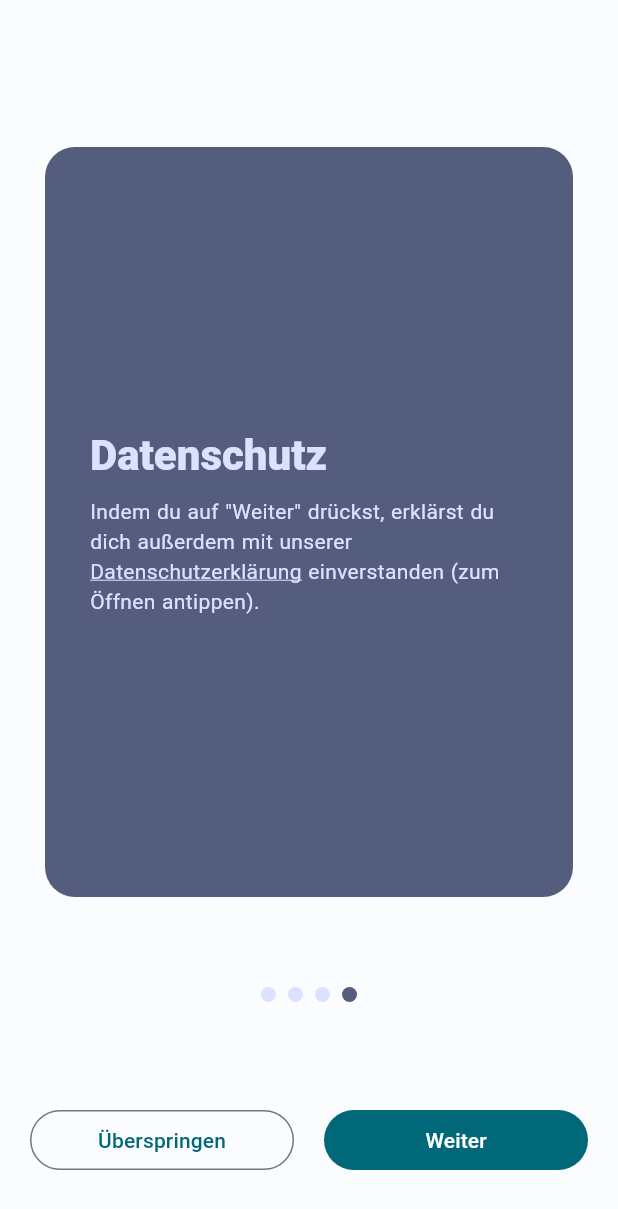
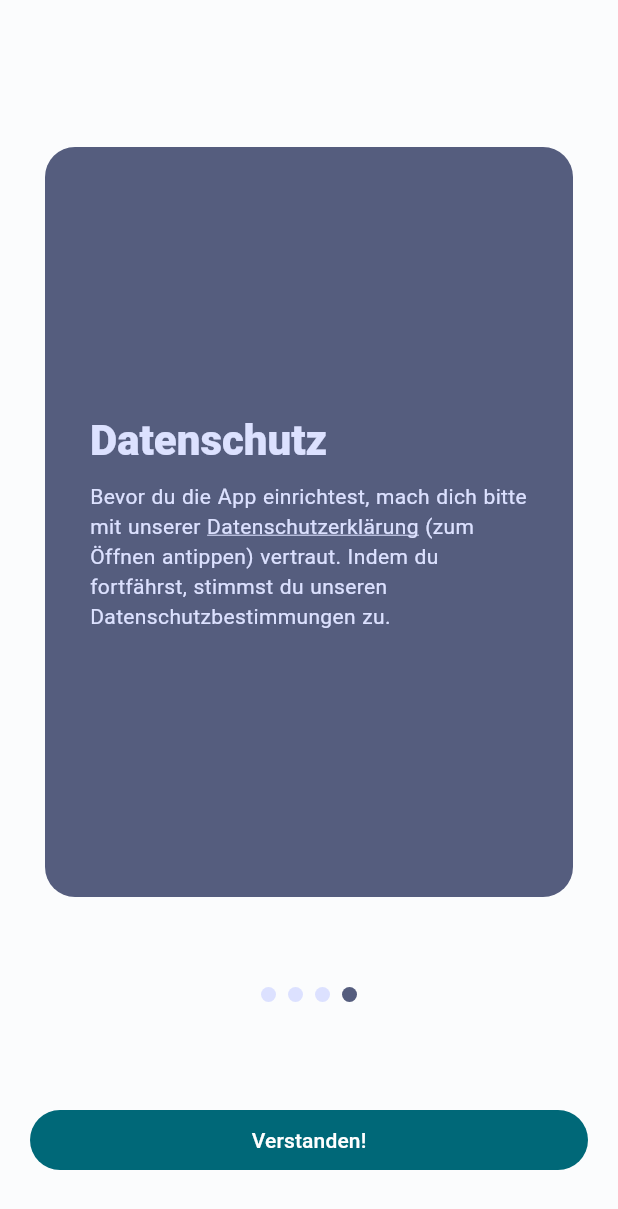
Before and after one commit to 123654-dev/annette_app_x, a Flutter app: the screen it shows after launch, swiped to page 4, on a phone screen of 412 x 824 dp. Shown: the top 1209 px of the screen. Run offline on Flutter 3.47's test engine with Material 3 defaults, Android fonts, the phone set to English and light mode, and no system bars; drawn by our look-alikes of smooth_page_indicator; our stand-ins replace animated_list_plus, connectivity_plus, dynamic_color, flutter_dotenv, flutter_local_notifications, flutter_markdown and 9 more; missing offline and left inert: flutter_pdfview, pdfx; accounts and stored records are empty.

Commit message:
Datenschutz kann nicht mehr umgangen werden, leichte UI-Changes Einführung

```diff
--- a/lib/screens/onboarding/onboarding_screen.dart
+++ b/lib/screens/onboarding/onboarding_screen.dart
@@ -57,7 +57,7 @@ class _OnboardingState extends State<Onboarding> {
       OnboardingSegment(
         title: "Berechtigungen",
         description: Text(
-            "Bitte erlaub uns, dir Benachrichtigungen für Hausaufgaben und Vertretungen zu schicken. Du kannst diese Einstellung später in den Appeinstellungen ändern.",
+            "Bitte erlaub uns gleich, dir Benachrichtigungen für Hausaufgaben und Vertretungen zu schicken. Du kannst diese Einstellung später in den Appeinstellungen ändern.",
             style: textStyle),
       ),
       OnboardingSegment(
@@ -65,7 +65,7 @@ class _OnboardingState extends State<Onboarding> {
           description: Text.rich(
             TextSpan(
               text:
-                  "Indem du auf \"Weiter\" drückst, erklärst du dich außerdem mit unserer ",
+                  "Bevor du die App einrichtest, mach dich bitte mit unserer ",
               style: textStyle,
               children: <InlineSpan>[
                 TextSpan(
@@ -79,7 +79,8 @@ class _OnboardingState extends State<Onboarding> {
                     },
                 ),
                 TextSpan(
-                    text: " einverstanden (zum Öffnen antippen).",
+                    text:
+                        " (zum Öffnen antippen) vertraut. Indem du fortfährst, stimmst du unseren Datenschutzbestimmungen zu.",
                     style: textStyle)
               ],
             ),
@@ -91,6 +92,9 @@ class _OnboardingState extends State<Onboarding> {
         _currentPage = _pageController.page!.round();
       });
     });
+
+    var isOnLastPage = _currentPage == segments.length - 1;
+
     return Scaffold(
       body: Center(
         child: SizedBox(
@@ -165,21 +169,23 @@ class _OnboardingState extends State<Onboarding> {
         child: Row(
           mainAxisAlignment: MainAxisAlignment.spaceEvenly,
           children: [
-            const SizedBox(width: 20),
+            if (!isOnLastPage) const SizedBox(width: 20),
+            if (!isOnLastPage)
               Expanded(
                 child: OutlinedButton(
                     child: const Text("Überspringen"),
                     onPressed: () {
-                    requestPermissions()
-                        .then((value) => {showConfigurationScreen(context)});
+                      setState(() {
+                        _pageController.animateToPage(segments.length - 1, duration: const Duration(milliseconds: 500), curve: Curves.easeOut);
+                      });
                     }),
               ),
             const SizedBox(width: 20),
             Expanded(
               child: FilledButton(
-                  child: const Text("Weiter"),
+                  child: Text((isOnLastPage) ? "Verstanden!" : "Weiter"),
                   onPressed: () {
-                    if (_currentPage < segments.length - 1) {
+                    if (!isOnLastPage) {
                       _pageController.animateToPage(_currentPage + 1,
                           duration: const Duration(milliseconds: 500),
                           curve: Curves.easeOut);
@@ -207,13 +213,23 @@ Future<void> showPrivacyPolicy(BuildContext context) async {
         appBar: AppBar(
           title: const Text("Datenschutzerklärung"),
         ),
-        body: Markdown(
+        body: Padding(
+          padding: const EdgeInsets.fromLTRB(10, 0, 10, 10),
+          child: Column(
+            children: [
+              Expanded(
+                child: Markdown(
                   data: markdown,
                   onTapLink: (text, href, title) {
                     if (href != null) {
                       launchUrlString(href);
                     }
                   },
+                ),
+              ),
+              const SizedBox(height: 20)
+            ],
+          ),
         )),
   );
 }
```
Also changed, not shown: 1 other file. Lines whose indentation alone changed are shown as unchanged.
